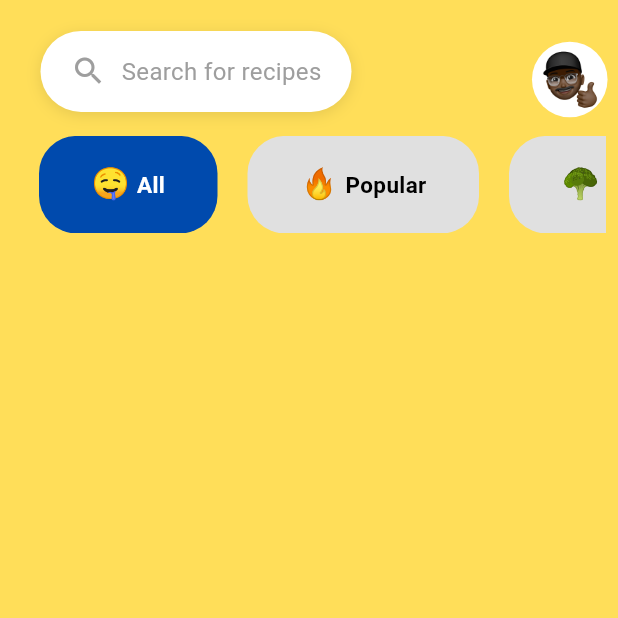
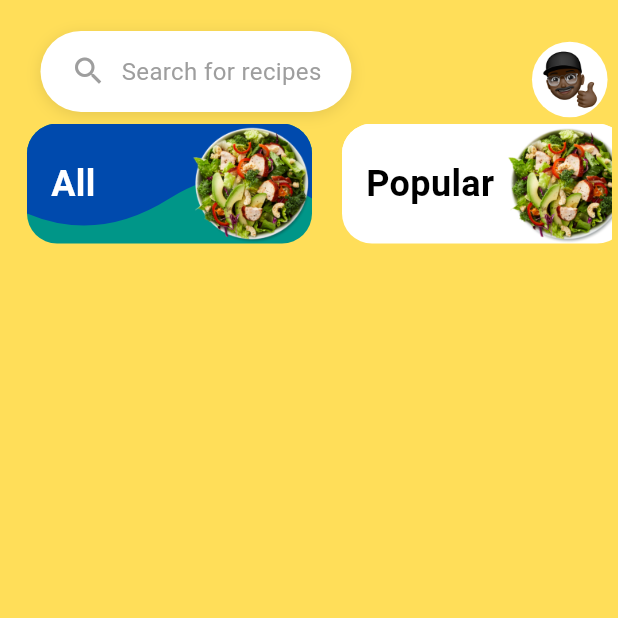
Before and after one commit to Sumanmali019/recipe_app, a Flutter app: the HomeScreen screen opened by its route, on a phone screen of 412 x 824 dp, the top half of it. Run offline on Flutter 3.47's test engine with Material 3 defaults, Android fonts, the phone set to English and light mode, and no system bars; drawn by our look-alikes of flutter_animate; our stand-ins replace cached_network_image, cloud_firestore, firebase_auth, firebase_core, flex_color_scheme, get and 8 more; missing offline and left inert: flutter_inappwebview; accounts and stored records are empty; Roboto replaces fonts that are missing (Alice).

Commit message:
new_chnages

```diff
--- a/lib/const_assets/theme/app_theme.dart
+++ b/lib/const_assets/theme/app_theme.dart
@@ -25,8 +25,6 @@ final mainTheme = FlexThemeData.dark().copyWith(
       //steps_list
       bodySmall: GoogleFonts.lato(
           fontWeight: FontWeight.bold, fontSize: 14, color: Colors.white),
-
-
 
       //steps_ingreditant
       titleMedium: GoogleFonts.alice(
--- a/lib/presentation/home/controllers/home.controller.dart
+++ b/lib/presentation/home/controllers/home.controller.dart
@@ -6,6 +6,8 @@ import 'package:get/get_rx/get_rx.dart';
 import 'package:get/get_state_manager/src/simple/get_controllers.dart';
 import 'package:recepi_application/domain/model/recipe.dart';
 import 'package:recepi_application/presentation/home/home_widget/catgeoy_list_widget.dart';
+
+import '../../../const_assets/assets.dart';
 
 class HomeController extends GetxController {
   var allRecipes = RxList<Recipe>(); // This will hold all the recipes.
@@ -19,23 +21,23 @@ class HomeController extends GetxController {
 
   final List<FoodCategoryWidget> categories = [
     const FoodCategoryWidget(
-      icon: "🤤",
+      imageUrl: Assets.dish,
       name: "All",
     ),
     const FoodCategoryWidget(
-      icon: "🔥",
+      imageUrl: Assets.dish,
       name: "Popular",
     ),
     const FoodCategoryWidget(
-      icon: "🥦",
+      imageUrl: Assets.dish,
       name: "Healthy",
     ),
     const FoodCategoryWidget(
-      icon: "🍲",
+      imageUrl: Assets.dish,
       name: "Vegetarian",
     ),
     const FoodCategoryWidget(
-      icon: "🍿",
+      imageUrl: Assets.dish,
       name: "Diet",
     ),
   ].obs;
--- a/lib/presentation/home/home.screen.dart
+++ b/lib/presentation/home/home.screen.dart
@@ -19,7 +19,6 @@ class HomeScreen extends GetView<HomeController> {
     return AnnotatedScaffold(
         child: LayoutBuilder(builder: (context, constraints) {
       final avatarWaitingDuration = 400.ms;
-
       final nameDelayDuration =
           avatarWaitingDuration + avatarWaitingDuration + 200.ms;
       final namePlayDuration = 800.ms;
--- a/lib/presentation/home/home_widget/catgeory_widgets.dart
+++ b/lib/presentation/home/home_widget/catgeory_widgets.dart
@@ -4,6 +4,8 @@ import 'package:flutter_animate/flutter_animate.dart';
 import 'package:get/get.dart';
 import 'package:recepi_application/presentation/home/home_widget/catgeoy_list_widget.dart';
 import 'package:recepi_application/presentation/home/controllers/home.controller.dart';
+
+import '../../../const_assets/assets.dart';
 
 class AnimatedCategoryList extends GetView<HomeController> {
   final BoxConstraints constraints;
@@ -24,13 +26,13 @@ class AnimatedCategoryList extends GetView<HomeController> {
   @override
   Widget build(BuildContext context) {
     return Positioned(
-        top: constraints.maxHeight * 0.11,
-        height: 65,
-        width: constraints.maxWidth * 0.98,
+        top: constraints.maxHeight * 0.10,
+        height: 80,
+        width: constraints.maxWidth * 0.99,
         child: Obx(() {
           return ListView(
             scrollDirection: Axis.horizontal,
-            padding: const EdgeInsets.only(left: 16, right: 16),
+            padding: const EdgeInsets.only(left: 8, right: 8),
             children: List.generate(
                 categories.length,
                 (index) => Padding(
@@ -38,7 +40,7 @@ class AnimatedCategoryList extends GetView<HomeController> {
                       child: GestureDetector(
                         onTap: () => onCategorySelected(categories[index].name),
                         child: FoodCategoryWidget(
-                          icon: controller.categories[index].icon,
+                          imageUrl: Assets.dish,
                           name: controller.categories[index].name,
                           isSelected: controller.categories[index].name
                                   .toLowerCase() ==
--- a/lib/presentation/home/home_widget/catgeoy_list_widget.dart
+++ b/lib/presentation/home/home_widget/catgeoy_list_widget.dart
@@ -4,49 +4,109 @@ import 'package:google_fonts/google_fonts.dart';
 
 import '../../../const_assets/theme/app_colors.dart';
 
+// Replace with your actual color or import from your colors file.
+const Color primaryColor = Colors.teal;
+
 class FoodCategoryWidget extends StatelessWidget {
-  final String icon;
+  final String imageUrl;
   final String name;
   final bool isSelected;
   const FoodCategoryWidget({
     Key? key,
-    required this.icon,
+    required this.imageUrl,
+    required this.name,
     this.isSelected = false,
-    required this.name,
   }) : super(key: key);
 
   @override
   Widget build(BuildContext context) {
     return Container(
-      padding: const EdgeInsets.symmetric(
-        horizontal: 35,
+      width: 190,
+      decoration: BoxDecoration(
+        color: isSelected ? primaryColor : Colors.white,
+        borderRadius: BorderRadius.circular(20),
       ),
-      decoration: BoxDecoration(
-        color: isSelected ? AppColors.bluecolur : Colors.grey.shade300,
-        borderRadius: BorderRadius.circular(25),
-      ),
-      alignment: Alignment.center,
-      child: Row(
-        mainAxisAlignment: MainAxisAlignment.spaceEvenly,
+      child: Stack(
         children: [
-          Text(
-            icon,
-            style: const TextStyle(
-              fontSize: 20,
+          ClipPath(
+            clipper: WaveClipper(),
+            child: Container(
+              decoration: BoxDecoration(
+                color: isSelected ? AppColors.bluecolur : Colors.white,
+                borderRadius: BorderRadius.circular(20),
+              ),
+              width: double.infinity,
+              height: double.infinity,
             ),
           ),
-          const SizedBox(
-            width: 5,
+          Positioned(
+            left: 16,
+            top: 0,
+            bottom: 0,
+            child: Center(
+              child: Text(
+                name,
+                style: GoogleFonts.alice(
+                  color: isSelected ? Colors.white : Colors.black,
+                  fontSize: 24,
+                  fontWeight: FontWeight.bold,
+                ),
+              ),
+            ),
           ),
-          Text(
-            name,
-            style: GoogleFonts.alice(
-                color: isSelected ? Colors.white : Colors.black,
-                fontSize: 15,
-                fontWeight: FontWeight.bold),
-          )
+          Positioned(
+            right: 0,
+            child: ClipRRect(
+              child: Image.asset(
+                imageUrl,
+                width: 80,
+                height: 80,
+                fit: BoxFit.cover,
+              ),
+            ),
+          ),
         ],
       ),
     );
   }
 }
+
+class WaveClipper extends CustomClipper<Path> {
+  @override
+  Path getClip(Size size) {
+    var path = Path();
+    path.lineTo(0, size.height - 20); // Start from the top left corner
+
+    // Draw the wavy part
+    var firstControlPoint = Offset(size.width / 4, size.height);
+    var firstEndPoint = Offset(size.width / 2, size.height - 30);
+    path.quadraticBezierTo(
+      firstControlPoint.dx,
+      firstControlPoint.dy,
+      firstEndPoint.dx,
+      firstEndPoint.dy,
+    );
+
+    var secondControlPoint =
+        Offset(size.width - (size.width / 4), size.height - 60);
+    var secondEndPoint = Offset(size.width, size.height - 30);
+    path.quadraticBezierTo(
+      secondControlPoint.dx,
+      secondControlPoint.dy,
+      secondEndPoint.dx,
+      secondEndPoint.dy,
+    );
+
+    // Finish the path by drawing a line to the bottom right corner
+    path.lineTo(size.width, size.height - 20);
+    path.lineTo(size.width, 0);
+    path.close();
+
+    return path;
+  }
+
+  @override
+  bool shouldReclip(covariant CustomClipper<Path> oldClipper) {
+    return false;
+  }
+}
--- a/lib/presentation/home/home_widget/home_recepi_card.dart
+++ b/lib/presentation/home/home_widget/home_recepi_card.dart
@@ -124,7 +124,7 @@ class _AnimatedImageWidget extends StatelessWidget {
                 ),
               )),
         ),
-        errorWidget: (context, url, error) => Icon(Icons.error),
+        errorWidget: (context, url, error) => const Icon(Icons.error),
       ),
     ).animate(delay: 400.ms).shimmer(duration: 300.ms).flip();
   }
@@ -175,13 +175,13 @@ class _AnimatedDescriptionWidget extends StatelessWidget {
   Widget build(BuildContext context) {
     return Expanded(
       child: Container(
-        width: screenConstraints.maxWidth * 0.4,
+        width: screenConstraints.maxWidth * 0.48,
         height: 200,
         padding: EdgeInsets.only(
-            top: 10, left: columnConstraints.maxWidth * 0.04, bottom: 10),
+            top: 8, left: columnConstraints.maxWidth * 0.04, bottom: 1),
         child: Text(description,
                 overflow: TextOverflow.ellipsis,
-                maxLines: 4,
+                maxLines: 6,
                 softWrap: true,
                 style: Theme.of(context).textTheme.labelLarge //label large
                 )
```
Also changed, not shown: lib/infrastructure/dal/services/ad_service.dart (added, +165 -0 lines).
